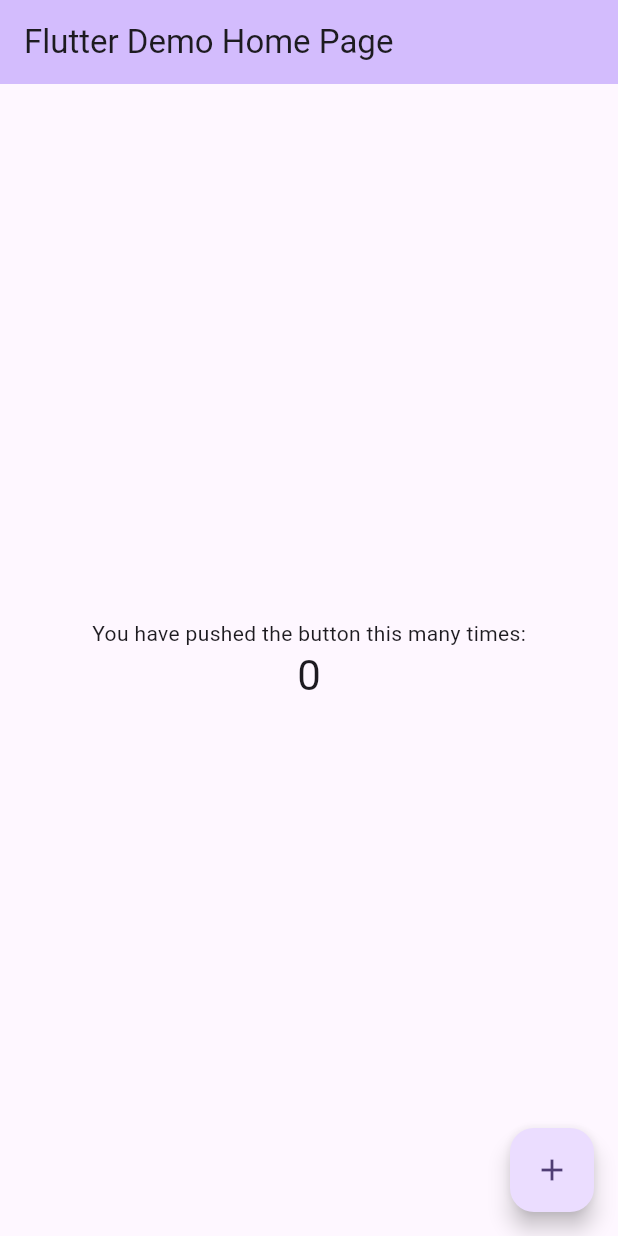
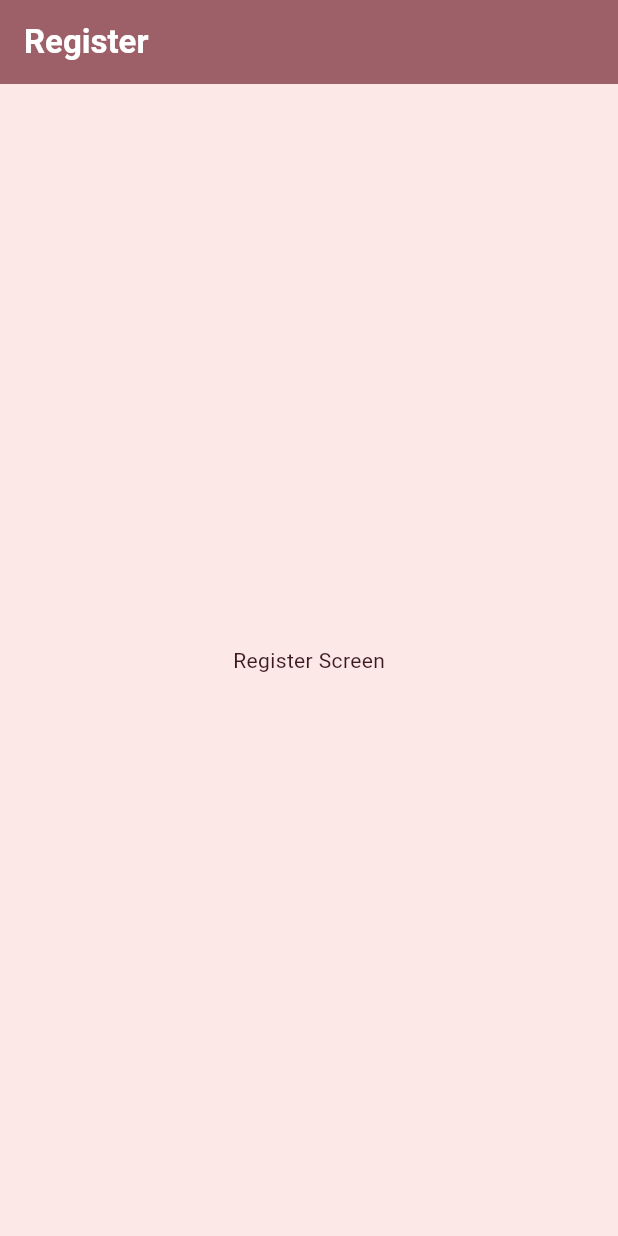
Before and after one commit to Naszrul-NZL/TaskFlow, a Flutter app: the screen it shows after launch, on a phone screen of 412 x 824 dp. Run offline on Flutter 3.47's test engine with Material 3 defaults, Android fonts, the light colour scheme and no system bars; our stand-ins replace shared_preferences.

Commit message:
Initialize auth flow, theme and SharedPreferences

```diff
--- a/frontend/lib/main.dart
+++ b/frontend/lib/main.dart
@@ -1,122 +1,90 @@
 import 'package:flutter/material.dart';
+import 'package:shared_preferences/shared_preferences.dart';
+import 'screens/register_screen.dart';
+import 'screens/home_screen.dart';
 
-void main() {
-  runApp(const MyApp());
+void main() async {
+  WidgetsFlutterBinding.ensureInitialized();
+  SharedPreferences prefs = await SharedPreferences.getInstance();
+  int? userId = prefs.getInt('user_id');
+  runApp(MyApp(isLoggedIn: userId != null));
 }
 
 class MyApp extends StatelessWidget {
-  const MyApp({super.key});
+  final bool isLoggedIn;
 
-  // This widget is the root of your application.
+  const MyApp({super.key, required this.isLoggedIn});
+
   @override
   Widget build(BuildContext context) {
     return MaterialApp(
-      title: 'Flutter Demo',
+      title: 'TaskFlow',
+      debugShowCheckedModeBanner: false,
       theme: ThemeData(
-        // This is the theme of your application.
-        //
-        // TRY THIS: Try running your application with "flutter run". You'll see
-        // the application has a purple toolbar. Then, without quitting the app,
-        // try changing the seedColor in the colorScheme below to Colors.green
-        // and then invoke "hot reload" (save your changes or press the "hot
-        // reload" button in a Flutter-supported IDE, or press "r" if you used
-        // the command line to start the app).
-        //
-        // Notice that the counter didn't reset back to zero; the application
-        // state is not lost during the reload. To reset the state, use hot
-        // restart instead.
-        //
-        // This works for code too, not just values: Most code changes can be
-        // tested with just a hot reload.
-        colorScheme: .fromSeed(seedColor: Colors.deepPurple),
+        useMaterial3: true,
+        scaffoldBackgroundColor: const Color(0xFFFDE8E8),
+        colorScheme: ColorScheme.light(
+          primary: const Color(0xFF9E6068),
+          secondary: const Color(0xFFC4908A),
+          onPrimary: Colors.white,
+          onSecondary: Colors.white,
+          surface: const Color(0xFFFDE8E8),
+        ),
+        appBarTheme: const AppBarTheme(
+          backgroundColor: Color(0xFF9E6068),
+          foregroundColor: Colors.white,
+          elevation: 0,
+        ),
+        elevatedButtonTheme: ElevatedButtonThemeData(
+          style: ElevatedButton.styleFrom(
+            backgroundColor: const Color(0xFF9E6068),
+            foregroundColor: Colors.white,
+            padding: const EdgeInsets.symmetric(vertical: 16),
+            shape: RoundedRectangleBorder(
+              borderRadius: BorderRadius.circular(12),
+            ),
+          ),
+        ),
+        floatingActionButtonTheme: const FloatingActionButtonThemeData(
+          backgroundColor: Color(0xFF9E6068),
+          foregroundColor: Colors.white,
+        ),
+        bottomNavigationBarTheme: const BottomNavigationBarThemeData(
+          backgroundColor: Color(0xFF9E6068),
+          selectedItemColor: Colors.white,
+          unselectedItemColor: Color(0xFFFDE8E8),
+        ),
+        checkboxTheme: CheckboxThemeData(
+          fillColor: WidgetStateProperty.all(const Color(0xFF9E6068)),
+        ),
+        cardTheme: CardThemeData(
+          color: Colors.white,
+          elevation: 2,
+          shape: RoundedRectangleBorder(
+            borderRadius: BorderRadius.circular(12),
+          ),
+        ),
+        inputDecorationTheme: InputDecorationTheme(
+          filled: true,
+          fillColor: Colors.white,
+          labelStyle: const TextStyle(color: Color(0xFF9E6068)),
+          prefixIconColor: const Color(0xFF9E6068),
+          border: OutlineInputBorder(
+            borderRadius: BorderRadius.circular(12),
+            borderSide: const BorderSide(color: Color(0xFFC4908A)),
+          ),
+          focusedBorder: OutlineInputBorder(
+            borderRadius: BorderRadius.circular(12),
+            borderSide: const BorderSide(color: Color(0xFF9E6068), width: 2),
+          ),
+        ),
+        textTheme: const TextTheme(
+          bodyLarge: TextStyle(color: Color(0xFF3D1A1F)),
+          bodyMedium: TextStyle(color: Color(0xFF3D1A1F)),
+          titleLarge: TextStyle(color: Color(0xFF3D1A1F), fontWeight: FontWeight.bold),
+        ),
       ),
-      home: const MyHomePage(title: 'Flutter Demo Home Page'),
+      home: isLoggedIn ? const HomeScreen() : const RegisterScreen(),
     );
   }
 }
-
-class MyHomePage extends StatefulWidget {
-  const MyHomePage({super.key, required this.title});
-
-  // This widget is the home page of your application. It is stateful, meaning
-  // that it has a State object (defined below) that contains fields that affect
-  // how it looks.
-
-  // This class is the configuration for the state. It holds the values (in this
-  // case the title) provided by the parent (in this case the App widget) and
-  // used by the build method of the State. Fields in a Widget subclass are
-  // always marked "final".
-
-  final String title;
-
-  @override
-  State<MyHomePage> createState() => _MyHomePageState();
-}
-
-class _MyHomePageState extends State<MyHomePage> {
-  int _counter = 0;
-
-  void _incrementCounter() {
-    setState(() {
-      // This call to setState tells the Flutter framework that something has
-      // changed in this State, which causes it to rerun the build method below
-      // so that the display can reflect the updated values. If we changed
-      // _counter without calling setState(), then the build method would not be
-      // called again, and so nothing would appear to happen.
-      _counter++;
-    });
-  }
-
-  @override
-  Widget build(BuildContext context) {
-    // This method is rerun every time setState is called, for instance as done
-    // by the _incrementCounter method above.
-    //
-    // The Flutter framework has been optimized to make rerunning build methods
-    // fast, so that you can just rebuild anything that needs updating rather
-    // than having to individually change instances of widgets.
-    return Scaffold(
-      appBar: AppBar(
-        // TRY THIS: Try changing the color here to a specific color (to
-        // Colors.amber, perhaps?) and trigger a hot reload to see the AppBar
-        // change color while the other colors stay the same.
-        backgroundColor: Theme.of(context).colorScheme.inversePrimary,
-        // Here we take the value from the MyHomePage object that was created by
-        // the App.build method, and use it to set our appbar title.
-        title: Text(widget.title),
-      ),
-      body: Center(
-        // Center is a layout widget. It takes a single child and positions it
-        // in the middle of the parent.
-        child: Column(
-          // Column is also a layout widget. It takes a list of children and
-          // arranges them vertically. By default, it sizes itself to fit its
-          // children horizontally, and tries to be as tall as its parent.
-          //
-          // Column has various properties to control how it sizes itself and
-          // how it positions its children. Here we use mainAxisAlignment to
-          // center the children vertically; the main axis here is the vertical
-          // axis because Columns are vertical (the cross axis would be
-          // horizontal).
-          //
-          // TRY THIS: Invoke "debug painting" (choose the "Toggle Debug Paint"
-          // action in the IDE, or press "p" in the console), to see the
-          // wireframe for each widget.
-          mainAxisAlignment: .center,
-          children: [
-            const Text('You have pushed the button this many times:'),
-            Text(
-              '$_counter',
-              style: Theme.of(context).textTheme.headlineMedium,
-            ),
-          ],
-        ),
-      ),
-      floatingActionButton: FloatingActionButton(
-        onPressed: _incrementCounter,
-        tooltip: 'Increment',
-        child: const Icon(Icons.add),
-      ),
-    );
-  }
-}
--- a/frontend/lib/screens/home_screen.dart
+++ b/frontend/lib/screens/home_screen.dart
@@ -0,0 +1,13 @@
+import 'package:flutter/material.dart';
+
+class HomeScreen extends StatelessWidget {
+  const HomeScreen({super.key});
+
+  @override
+  Widget build(BuildContext context) {
+    return Scaffold(
+      appBar: AppBar(title: const Text('Home')),
+      body: const Center(child: Text('Home Screen')),
+    );
+  }
+}
--- a/frontend/lib/screens/register_screen.dart
+++ b/frontend/lib/screens/register_screen.dart
@@ -0,0 +1,13 @@
+import 'package:flutter/material.dart';
+
+class RegisterScreen extends StatelessWidget {
+  const RegisterScreen({super.key});
+
+  @override
+  Widget build(BuildContext context) {
+    return Scaffold(
+      appBar: AppBar(title: const Text('Register')),
+      body: const Center(child: Text('Register Screen')),
+    );
+  }
+}
```
Also changed, not shown: 1 other file.
